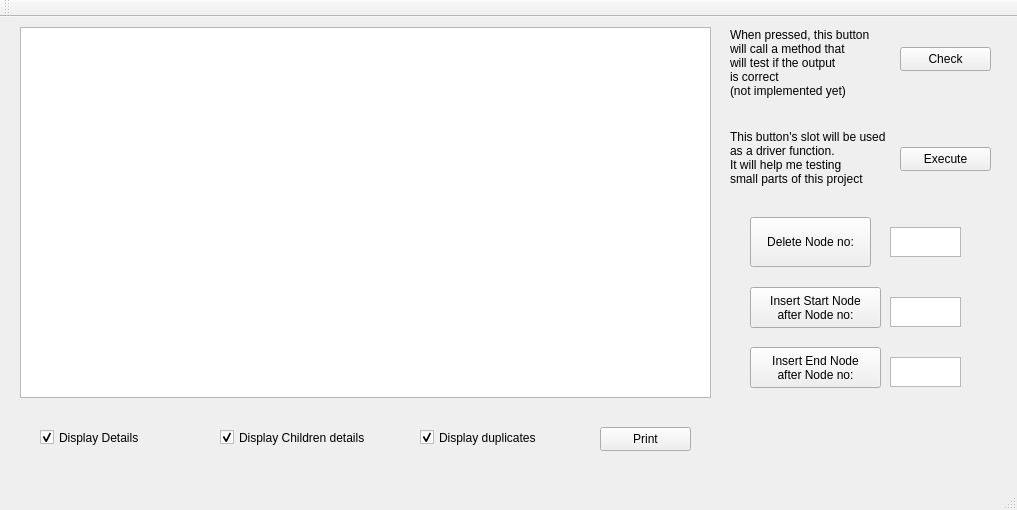
Above: tree_alg/mainwindow.ui from KDE/kate before the change. Below: the same form after it.
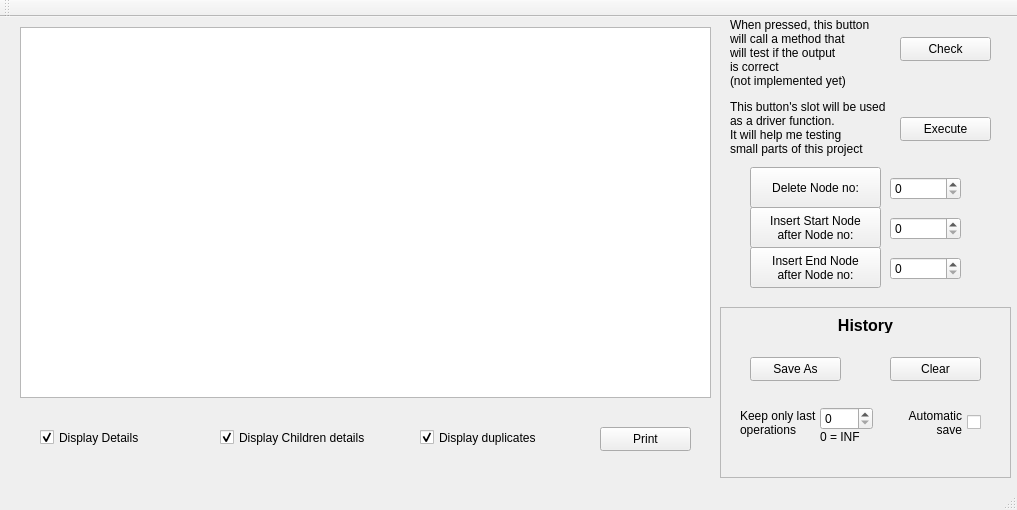
That is the form after the change.

Commit message: + some changes in folding algorithm + history panel added (now bugs can be replicated)

```diff
--- a/tree_alg/mainwindow.ui
+++ b/tree_alg/mainwindow.ui
@@ -28,7 +28,7 @@
     <property name="geometry">
      <rect>
       <x>750</x>
-      <y>270</y>
+      <y>190</y>
       <width>131</width>
       <height>41</height>
      </rect>
@@ -38,33 +38,13 @@
 after Node no:</string>
     </property>
    </widget>
-   <widget class="QTextEdit" name="textEdit_2">
-    <property name="geometry">
-     <rect>
-      <x>890</x>
-      <y>280</y>
-      <width>71</width>
-      <height>30</height>
-     </rect>
-    </property>
-   </widget>
-   <widget class="QTextEdit" name="textEdit_3">
-    <property name="geometry">
-     <rect>
-      <x>890</x>
-      <y>210</y>
-      <width>71</width>
-      <height>30</height>
-     </rect>
-    </property>
-   </widget>
    <widget class="QPushButton" name="pushButton_3">
     <property name="geometry">
      <rect>
       <x>750</x>
-      <y>200</y>
-      <width>121</width>
-      <height>50</height>
+      <y>150</y>
+      <width>131</width>
+      <height>41</height>
      </rect>
     </property>
     <property name="text">
@@ -75,7 +55,7 @@
     <property name="geometry">
      <rect>
       <x>750</x>
-      <y>330</y>
+      <y>230</y>
       <width>131</width>
       <height>41</height>
      </rect>
@@ -85,21 +65,11 @@
 after Node no:</string>
     </property>
    </widget>
-   <widget class="QTextEdit" name="textEdit_4">
-    <property name="geometry">
-     <rect>
-      <x>890</x>
-      <y>340</y>
-      <width>71</width>
-      <height>30</height>
-     </rect>
-    </property>
-   </widget>
    <widget class="QPushButton" name="pushButton">
     <property name="geometry">
      <rect>
       <x>900</x>
-      <y>30</y>
+      <y>20</y>
       <width>91</width>
       <height>24</height>
      </rect>
@@ -112,7 +82,7 @@
     <property name="geometry">
      <rect>
       <x>900</x>
-      <y>130</y>
+      <y>100</y>
       <width>91</width>
       <height>24</height>
      </rect>
@@ -125,7 +95,7 @@
     <property name="geometry">
      <rect>
       <x>730</x>
-      <y>10</y>
+      <y>0</y>
       <width>151</width>
       <height>71</height>
      </rect>
@@ -142,7 +112,7 @@
     <property name="geometry">
      <rect>
       <x>730</x>
-      <y>110</y>
+      <y>80</y>
       <width>171</width>
       <height>61</height>
      </rect>
@@ -215,6 +185,170 @@
      <string>Print</string>
     </property>
    </widget>
+   <widget class="QFrame" name="frame">
+    <property name="geometry">
+     <rect>
+      <x>720</x>
+      <y>290</y>
+      <width>291</width>
+      <height>171</height>
+     </rect>
+    </property>
+    <property name="frameShape">
+     <enum>QFrame::StyledPanel</enum>
+    </property>
+    <property name="frameShadow">
+     <enum>QFrame::Raised</enum>
+    </property>
+    <widget class="QLabel" name="label_3">
+     <property name="geometry">
+      <rect>
+       <x>110</x>
+       <y>10</y>
+       <width>71</width>
+       <height>16</height>
+      </rect>
+     </property>
+     <property name="font">
+      <font>
+       <pointsize>12</pointsize>
+       <weight>75</weight>
+       <bold>true</bold>
+      </font>
+     </property>
+     <property name="text">
+      <string>History</string>
+     </property>
+     <property name="alignment">
+      <set>Qt::AlignCenter</set>
+     </property>
+    </widget>
+    <widget class="QPushButton" name="pushButton_7">
+     <property name="geometry">
+      <rect>
+       <x>30</x>
+       <y>50</y>
+       <width>91</width>
+       <height>24</height>
+      </rect>
+     </property>
+     <property name="text">
+      <string>Save As</string>
+     </property>
+    </widget>
+    <widget class="QPushButton" name="pushButton_8">
+     <property name="geometry">
+      <rect>
+       <x>170</x>
+       <y>50</y>
+       <width>91</width>
+       <height>24</height>
+      </rect>
+     </property>
+     <property name="text">
+      <string>Clear</string>
+     </property>
+    </widget>
+    <widget class="QSpinBox" name="spinBox">
+     <property name="geometry">
+      <rect>
+       <x>100</x>
+       <y>100</y>
+       <width>53</width>
+       <height>23</height>
+      </rect>
+     </property>
+     <property name="toolTip">
+      <string notr="true"/>
+     </property>
+     <property name="whatsThis">
+      <string notr="true"/>
+     </property>
+     <property name="suffix">
+      <string notr="true"/>
+     </property>
+    </widget>
+    <widget class="QLabel" name="label_4">
+     <property name="geometry">
+      <rect>
+       <x>20</x>
+       <y>100</y>
+       <width>81</width>
+       <height>31</height>
+      </rect>
+     </property>
+     <property name="text">
+      <string>Keep only last 
+operations</string>
+     </property>
+    </widget>
+    <widget class="QCheckBox" name="checkBox_4">
+     <property name="geometry">
+      <rect>
+       <x>180</x>
+       <y>100</y>
+       <width>81</width>
+       <height>31</height>
+      </rect>
+     </property>
+     <property name="layoutDirection">
+      <enum>Qt::RightToLeft</enum>
+     </property>
+     <property name="text">
+      <string>Automatic 
+save</string>
+     </property>
+     <property name="checked">
+      <bool>false</bool>
+     </property>
+    </widget>
+    <widget class="QLabel" name="label_5">
+     <property name="geometry">
+      <rect>
+       <x>100</x>
+       <y>120</y>
+       <width>51</width>
+       <height>20</height>
+      </rect>
+     </property>
+     <property name="layoutDirection">
+      <enum>Qt::LeftToRight</enum>
+     </property>
+     <property name="text">
+      <string>0 = INF</string>
+     </property>
+    </widget>
+   </widget>
+   <widget class="QSpinBox" name="spinBox_2">
+    <property name="geometry">
+     <rect>
+      <x>890</x>
+      <y>200</y>
+      <width>71</width>
+      <height>23</height>
+     </rect>
+    </property>
+   </widget>
+   <widget class="QSpinBox" name="spinBox_3">
+    <property name="geometry">
+     <rect>
+      <x>890</x>
+      <y>160</y>
+      <width>71</width>
+      <height>23</height>
+     </rect>
+    </property>
+   </widget>
+   <widget class="QSpinBox" name="spinBox_4">
+    <property name="geometry">
+     <rect>
+      <x>890</x>
+      <y>240</y>
+      <width>71</width>
+      <height>23</height>
+     </rect>
+    </property>
+   </widget>
   </widget>
   <widget class="QMenuBar" name="menuBar">
    <property name="geometry">
```
The commit also changes 4 other files.
